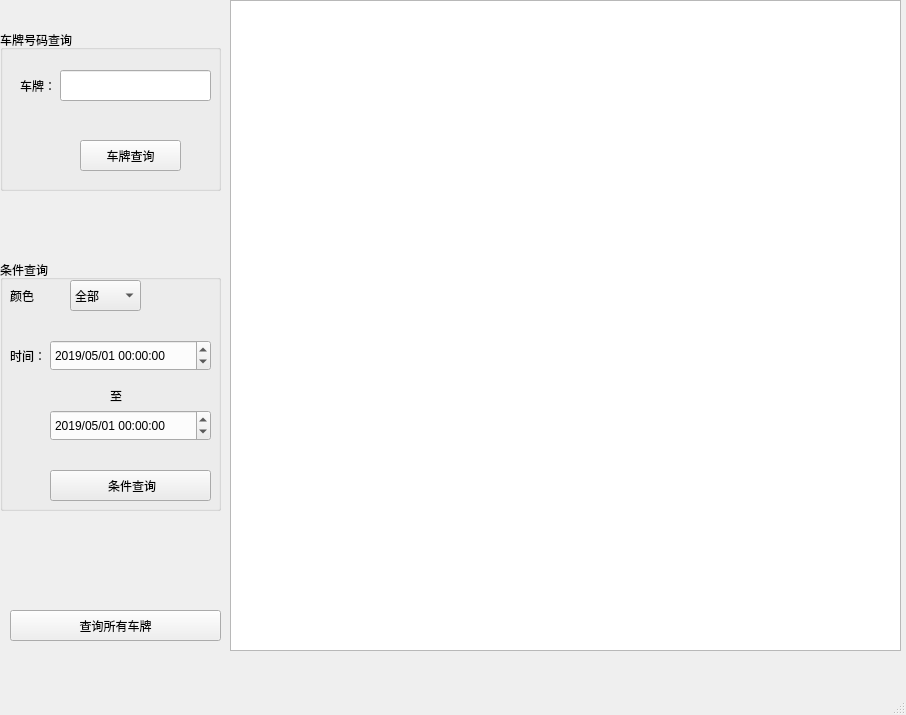
The window that search.ui (onceonmydoor/OpenCV_VLPR) describes before a commit, drawn with Qt 5.
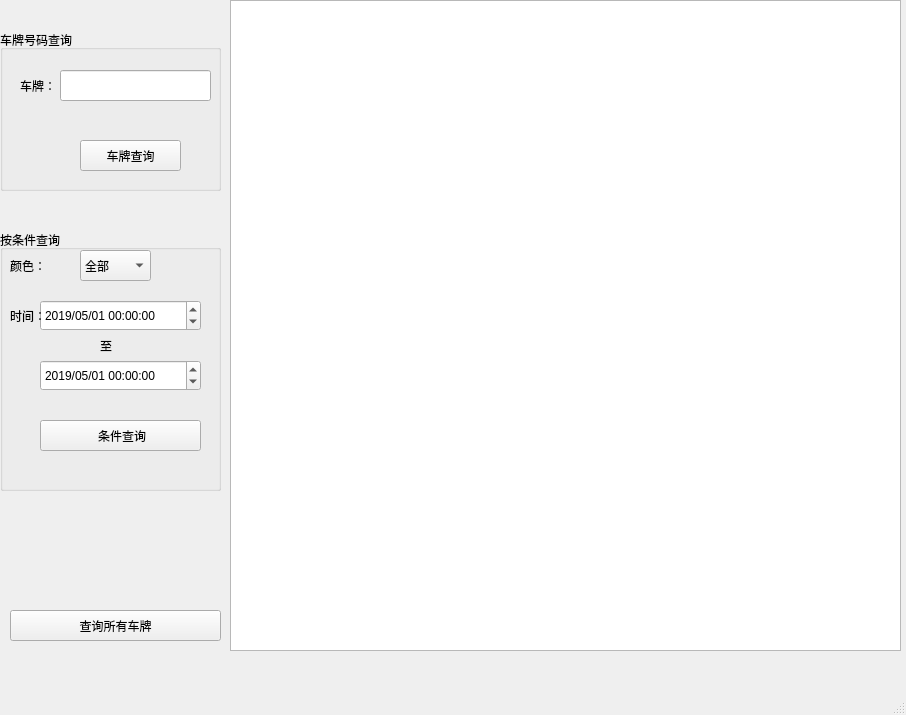
The same window after the commit. Icons and pictures are not drawn.

The edit to the form file:
```diff
--- a/search.ui
+++ b/search.ui
@@ -24,134 +24,6 @@
      </rect>
     </property>
    </widget>
-   <widget class="QDateTimeEdit" name="dateTimeEdit">
-    <property name="geometry">
-     <rect>
-      <x>50</x>
-      <y>340</y>
-      <width>161</width>
-      <height>31</height>
-     </rect>
-    </property>
-    <property name="dateTime">
-     <datetime>
-      <hour>0</hour>
-      <minute>0</minute>
-      <second>0</second>
-      <year>2019</year>
-      <month>5</month>
-      <day>1</day>
-     </datetime>
-    </property>
-    <property name="displayFormat">
-     <string>yyyy/MM/dd HH:mm:ss</string>
-    </property>
-   </widget>
-   <widget class="QDateTimeEdit" name="dateTimeEdit_2">
-    <property name="geometry">
-     <rect>
-      <x>50</x>
-      <y>410</y>
-      <width>161</width>
-      <height>31</height>
-     </rect>
-    </property>
-    <property name="dateTime">
-     <datetime>
-      <hour>0</hour>
-      <minute>0</minute>
-      <second>0</second>
-      <year>2019</year>
-      <month>5</month>
-      <day>1</day>
-     </datetime>
-    </property>
-    <property name="displayFormat">
-     <string>yyyy/MM/dd HH:mm:ss</string>
-    </property>
-   </widget>
-   <widget class="QPushButton" name="search">
-    <property name="geometry">
-     <rect>
-      <x>50</x>
-      <y>470</y>
-      <width>161</width>
-      <height>31</height>
-     </rect>
-    </property>
-    <property name="text">
-     <string> 条件查询</string>
-    </property>
-   </widget>
-   <widget class="QLabel" name="label_2">
-    <property name="geometry">
-     <rect>
-      <x>110</x>
-      <y>380</y>
-      <width>21</width>
-      <height>31</height>
-     </rect>
-    </property>
-    <property name="text">
-     <string>至</string>
-    </property>
-   </widget>
-   <widget class="QComboBox" name="comboBox">
-    <property name="geometry">
-     <rect>
-      <x>70</x>
-      <y>280</y>
-      <width>71</width>
-      <height>31</height>
-     </rect>
-    </property>
-    <item>
-     <property name="text">
-      <string>全部</string>
-     </property>
-    </item>
-    <item>
-     <property name="text">
-      <string>绿色</string>
-     </property>
-    </item>
-    <item>
-     <property name="text">
-      <string>黄色</string>
-     </property>
-    </item>
-    <item>
-     <property name="text">
-      <string>蓝色</string>
-     </property>
-    </item>
-   </widget>
-   <widget class="QLabel" name="label_3">
-    <property name="geometry">
-     <rect>
-      <x>10</x>
-      <y>340</y>
-      <width>41</width>
-      <height>31</height>
-     </rect>
-    </property>
-    <property name="text">
-     <string>时间：</string>
-    </property>
-   </widget>
-   <widget class="QLabel" name="label_4">
-    <property name="geometry">
-     <rect>
-      <x>10</x>
-      <y>280</y>
-      <width>41</width>
-      <height>31</height>
-     </rect>
-    </property>
-    <property name="text">
-     <string>颜色</string>
-    </property>
-   </widget>
    <widget class="QPushButton" name="all">
     <property name="geometry">
      <rect>
@@ -218,14 +90,142 @@
     <property name="geometry">
      <rect>
       <x>0</x>
-      <y>260</y>
+      <y>230</y>
       <width>221</width>
-      <height>251</height>
+      <height>261</height>
      </rect>
     </property>
     <property name="title">
-     <string>条件查询</string>
+     <string>按条件查询</string>
     </property>
+    <widget class="QComboBox" name="comboBox">
+     <property name="geometry">
+      <rect>
+       <x>80</x>
+       <y>20</y>
+       <width>71</width>
+       <height>31</height>
+      </rect>
+     </property>
+     <item>
+      <property name="text">
+       <string>全部</string>
+      </property>
+     </item>
+     <item>
+      <property name="text">
+       <string>绿色</string>
+      </property>
+     </item>
+     <item>
+      <property name="text">
+       <string>黄色</string>
+      </property>
+     </item>
+     <item>
+      <property name="text">
+       <string>蓝色</string>
+      </property>
+     </item>
+    </widget>
+    <widget class="QLabel" name="label_4">
+     <property name="geometry">
+      <rect>
+       <x>10</x>
+       <y>20</y>
+       <width>41</width>
+       <height>31</height>
+      </rect>
+     </property>
+     <property name="text">
+      <string>颜色：</string>
+     </property>
+    </widget>
+    <widget class="QDateTimeEdit" name="dateTimeEdit">
+     <property name="geometry">
+      <rect>
+       <x>40</x>
+       <y>70</y>
+       <width>161</width>
+       <height>31</height>
+      </rect>
+     </property>
+     <property name="dateTime">
+      <datetime>
+       <hour>0</hour>
+       <minute>0</minute>
+       <second>0</second>
+       <year>2019</year>
+       <month>5</month>
+       <day>1</day>
+      </datetime>
+     </property>
+     <property name="displayFormat">
+      <string>yyyy/MM/dd HH:mm:ss</string>
+     </property>
+    </widget>
+    <widget class="QLabel" name="label_3">
+     <property name="geometry">
+      <rect>
+       <x>10</x>
+       <y>70</y>
+       <width>41</width>
+       <height>31</height>
+      </rect>
+     </property>
+     <property name="text">
+      <string>时间：</string>
+     </property>
+    </widget>
+    <widget class="QLabel" name="label_2">
+     <property name="geometry">
+      <rect>
+       <x>100</x>
+       <y>100</y>
+       <width>21</width>
+       <height>31</height>
+      </rect>
+     </property>
+     <property name="text">
+      <string>至</string>
+     </property>
+    </widget>
+    <widget class="QDateTimeEdit" name="dateTimeEdit_2">
+     <property name="geometry">
+      <rect>
+       <x>40</x>
+       <y>130</y>
+       <width>161</width>
+       <height>31</height>
+      </rect>
+     </property>
+     <property name="dateTime">
+      <datetime>
+       <hour>0</hour>
+       <minute>0</minute>
+       <second>0</second>
+       <year>2019</year>
+       <month>5</month>
+       <day>1</day>
+      </datetime>
+     </property>
+     <property name="displayFormat">
+      <string>yyyy/MM/dd HH:mm:ss</string>
+     </property>
+    </widget>
+    <widget class="QPushButton" name="search">
+     <property name="geometry">
+      <rect>
+       <x>40</x>
+       <y>190</y>
+       <width>161</width>
+       <height>31</height>
+      </rect>
+     </property>
+     <property name="text">
+      <string> 条件查询</string>
+     </property>
+    </widget>
    </widget>
   </widget>
   <widget class="QMenuBar" name="menubar">
```
Left out of the diff: 16 changed lines with no effect on the pictures.
